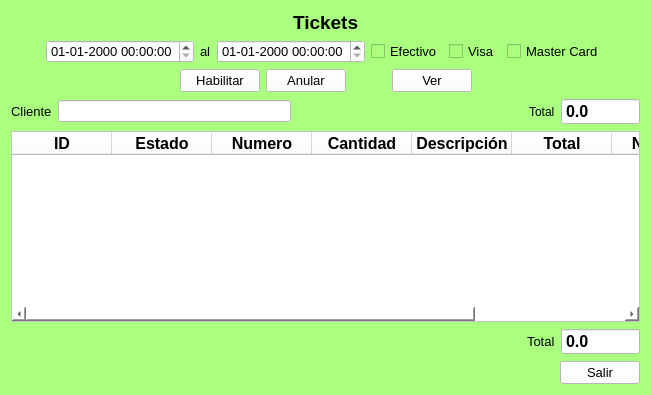
First picture: the form in BMKSistema/comprobante/comprobantebuscar.ui, repository radtek/manager, before the edit.
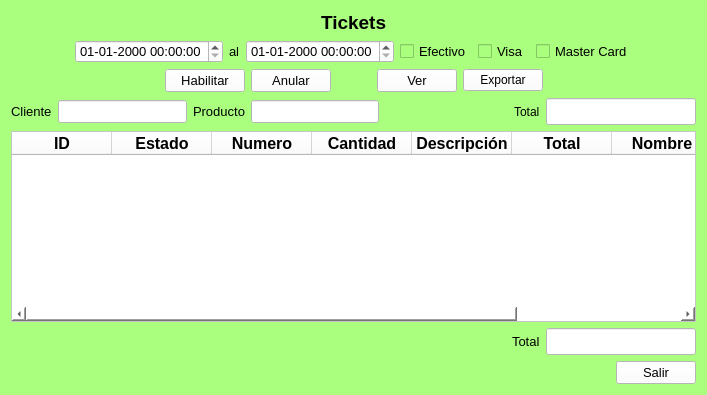
Second picture: the form after the edit. Icons and pictures are not drawn.

Patch:
```diff
--- a/BMKSistema/comprobante/comprobantebuscar.ui
+++ b/BMKSistema/comprobante/comprobantebuscar.ui
@@ -6,7 +6,7 @@
    <rect>
     <x>0</x>
     <y>0</y>
-    <width>651</width>
+    <width>707</width>
     <height>395</height>
    </rect>
   </property>
@@ -207,6 +207,12 @@
         <iconset resource="../iconos.qrc">
          <normaloff>:/new/Iconos/advice_accept_ok_theaction_10829.png</normaloff>:/new/Iconos/advice_accept_ok_theaction_10829.png</iconset>
        </property>
+       <property name="iconSize">
+        <size>
+         <width>24</width>
+         <height>24</height>
+        </size>
+       </property>
       </widget>
      </item>
      <item>
@@ -223,6 +229,12 @@
         <iconset resource="../iconos.qrc">
          <normaloff>:/new/Iconos/anular.png</normaloff>:/new/Iconos/anular.png</iconset>
        </property>
+       <property name="iconSize">
+        <size>
+         <width>24</width>
+         <height>24</height>
+        </size>
+       </property>
       </widget>
      </item>
      <item>
@@ -255,6 +267,29 @@
         <iconset resource="../iconos.qrc">
          <normaloff>:/new/Iconos/eye_web.png</normaloff>:/new/Iconos/eye_web.png</iconset>
        </property>
+       <property name="iconSize">
+        <size>
+         <width>24</width>
+         <height>24</height>
+        </size>
+       </property>
+      </widget>
+     </item>
+     <item>
+      <widget class="QPushButton" name="pushButton_exportar">
+       <property name="text">
+        <string>Exportar</string>
+       </property>
+       <property name="icon">
+        <iconset resource="../iconos.qrc">
+         <normaloff>:/new/Iconos/export-to-excel.png</normaloff>:/new/Iconos/export-to-excel.png</iconset>
+       </property>
+       <property name="iconSize">
+        <size>
+         <width>24</width>
+         <height>24</height>
+        </size>
+       </property>
       </widget>
      </item>
      <item>
@@ -287,7 +322,34 @@
       </widget>
      </item>
      <item>
-      <widget class="QLineEdit" name="lineEdit_buscar"/>
+      <widget class="QLineEdit" name="lineEdit_buscar">
+       <property name="font">
+        <font>
+         <pointsize>10</pointsize>
+        </font>
+       </property>
+      </widget>
+     </item>
+     <item>
+      <widget class="QLabel" name="label_6">
+       <property name="font">
+        <font>
+         <pointsize>10</pointsize>
+        </font>
+       </property>
+       <property name="text">
+        <string>Producto</string>
+       </property>
+      </widget>
+     </item>
+     <item>
+      <widget class="QLineEdit" name="lineEdit_buscarProducto">
+       <property name="font">
+        <font>
+         <pointsize>10</pointsize>
+        </font>
+       </property>
+      </widget>
      </item>
      <item>
       <spacer name="horizontalSpacer_4">
@@ -310,7 +372,13 @@
       </widget>
      </item>
      <item>
-      <widget class="QDoubleSpinBox" name="doubleSpinBox_totalTop">
+      <widget class="QLineEdit" name="lineEdit_totalUp">
+       <property name="maximumSize">
+        <size>
+         <width>150</width>
+         <height>16777215</height>
+        </size>
+       </property>
        <property name="font">
         <font>
          <pointsize>12</pointsize>
@@ -318,18 +386,6 @@
          <bold>true</bold>
         </font>
        </property>
-       <property name="readOnly">
-        <bool>true</bool>
-       </property>
-       <property name="buttonSymbols">
-        <enum>QAbstractSpinBox::NoButtons</enum>
-       </property>
-       <property name="decimals">
-        <number>1</number>
-       </property>
-       <property name="maximum">
-        <double>100000000.000000000000000</double>
-       </property>
       </widget>
      </item>
     </layout>
@@ -467,7 +523,13 @@
       </widget>
      </item>
      <item>
-      <widget class="QDoubleSpinBox" name="doubleSpinBox_total">
+      <widget class="QLineEdit" name="lineEdit_totalDown">
+       <property name="maximumSize">
+        <size>
+         <width>150</width>
+         <height>16777215</height>
+        </size>
+       </property>
        <property name="font">
         <font>
          <pointsize>12</pointsize>
@@ -475,18 +537,6 @@
          <bold>true</bold>
         </font>
        </property>
-       <property name="readOnly">
-        <bool>true</bool>
-       </property>
-       <property name="buttonSymbols">
-        <enum>QAbstractSpinBox::NoButtons</enum>
-       </property>
-       <property name="decimals">
-        <number>1</number>
-       </property>
-       <property name="maximum">
-        <double>100000000.000000000000000</double>
-       </property>
       </widget>
      </item>
     </layout>
```
